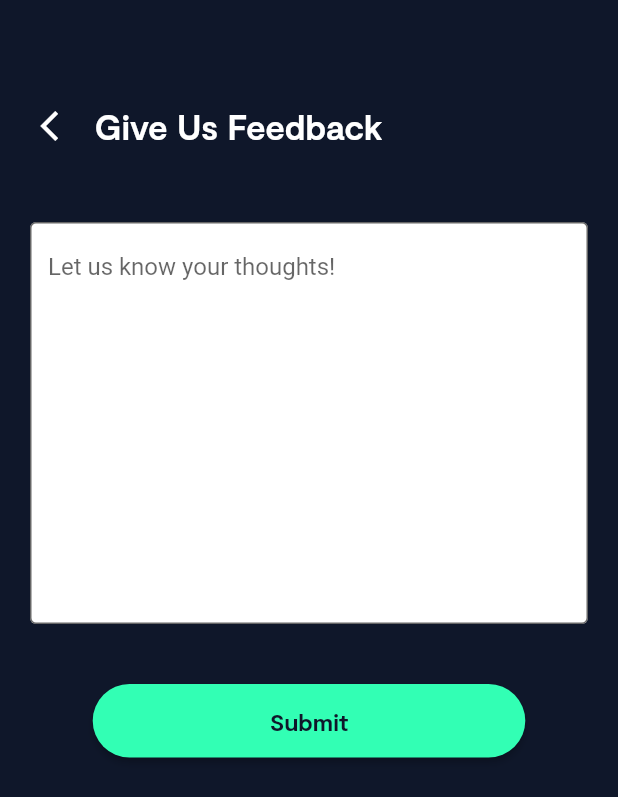
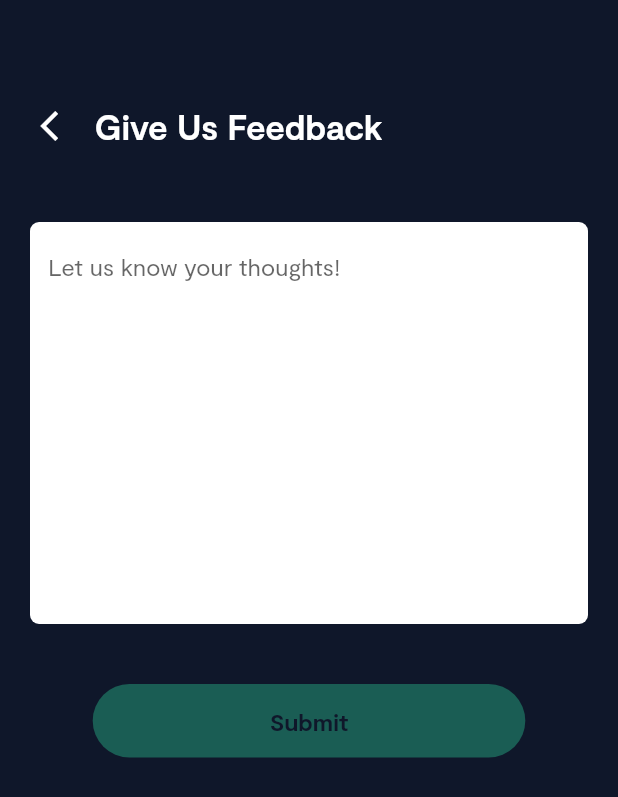
Before and after one commit to BerkayAkdenx/develop_berkay, a Flutter app: the FeedbackPage screen opened directly, on a phone screen of 412 x 824 dp. Shown: the top 797 px of the screen. Run offline on Flutter 3.47's test engine with Material 2 defaults, Android fonts, the phone set to English and light mode, and no system bars; our stand-ins replace auto_size_text, flutter_screenutil, get.

Commit message:
news
-fixed resason container widget
-fixed base button widget for disabled
-added validation for text area on feedback

```diff
--- a/profile_bitely/lib/feature/settings/pages/feedback_page.dart
+++ b/profile_bitely/lib/feature/settings/pages/feedback_page.dart
@@ -1,41 +1,66 @@
 import 'package:flutter/material.dart';
 import 'package:get/get.dart';
 import 'package:profile_bitely/core/Global/Resources/app_colors.dart';
+import 'package:profile_bitely/core/Global/Resources/app_radiuses.dart';
 import 'package:profile_bitely/core/Global/Resources/app_spacings.dart';
+import 'package:profile_bitely/core/Global/Resources/app_text_styles.dart';
 import 'package:profile_bitely/core/Global/Resources/app_texts.dart';
 import 'package:profile_bitely/feature/settings/widgets/appbar_widget.dart';
 import 'package:profile_bitely/feature/settings/widgets/base_button_widget.dart';
 
 // ignore: must_be_immutable
-class FeedbackPage extends StatelessWidget {
-  FeedbackPage({super.key});
+class FeedbackPage extends StatefulWidget {
+  const FeedbackPage({super.key});
+
+  @override
+  State<FeedbackPage> createState() => _FeedbackPageState();
+}
+
+class _FeedbackPageState extends State<FeedbackPage> {
   TextEditingController feedbackController = TextEditingController();
+  bool isEmpty = true;
   @override
   Widget build(BuildContext context) {
     return Scaffold(
       backgroundColor: AppColors.darkBackground,
-      body: Column(children: [
+      body: Column(
+        children: [
           AppbarWidget(title: AppTexts.giveUsFeedback.tr),
           Padding(
             padding: AppSpacings.sSymmetricV40H40,
             child: TextField(
+              onChanged: (value) {
+                setState(() {
+                  if (value.isEmpty) {
+                    isEmpty = true;
+                  } else if (value.length <= 150) {
+                    isEmpty = false;
+                  } else {
+                    isEmpty = true;
+                  }
+                });
+              },
               controller: feedbackController,
               keyboardType: TextInputType.multiline,
               maxLines: 12,
-            style: const TextStyle(color: Colors.black),
+              style: AppTextStyles.bodyMediumLight,
               decoration: InputDecoration(
                 fillColor: Colors.white,
                 filled: true,
                 hintText: AppTexts.letUsKnow.tr,
-                border: const OutlineInputBorder(
-                    borderSide: BorderSide(color: Colors.red))),
+                border: OutlineInputBorder(
+                  borderRadius: AppRadiuses.radiusAll6,
+                  borderSide: BorderSide.none,
+                ),
+              ),
             ),
           ),
           BaseButtonWidget(
             text: AppTexts.buttonSubmit.tr,
-          onPressed: () => print("clicked submit button"),
+            onPressed: isEmpty ? null : () => print("clicked submit button"),
           )
-      ]),
+        ],
+      ),
     );
   }
 }
--- a/profile_bitely/lib/feature/settings/widgets/base_button_widget.dart
+++ b/profile_bitely/lib/feature/settings/widgets/base_button_widget.dart
@@ -7,12 +7,12 @@ class BaseButtonWidget extends StatelessWidget {
   const BaseButtonWidget({
     super.key,
     required this.text,
-    required this.onPressed,
+    this.onPressed,
     this.color = AppColors.secondaryDark,
     this.textcolor,
   });
   final String text;
-  final VoidCallback onPressed;
+  final VoidCallback? onPressed;
   final Color color;
   final Color? textcolor;
   @override
@@ -22,6 +22,7 @@ class BaseButtonWidget extends StatelessWidget {
       child: ElevatedButton(
         onPressed: onPressed,
         style: ElevatedButton.styleFrom(
+            disabledBackgroundColor: AppColors.secondaryDark.withOpacity(0.3),
             padding: const EdgeInsets.symmetric(vertical: 15),
             backgroundColor: color,
             shape:
```
Also changed, not shown: profile_bitely/lib/feature/settings/widgets/reason_container_widget.dart (+14 -5 lines). Lines whose indentation alone changed are shown as unchanged.
